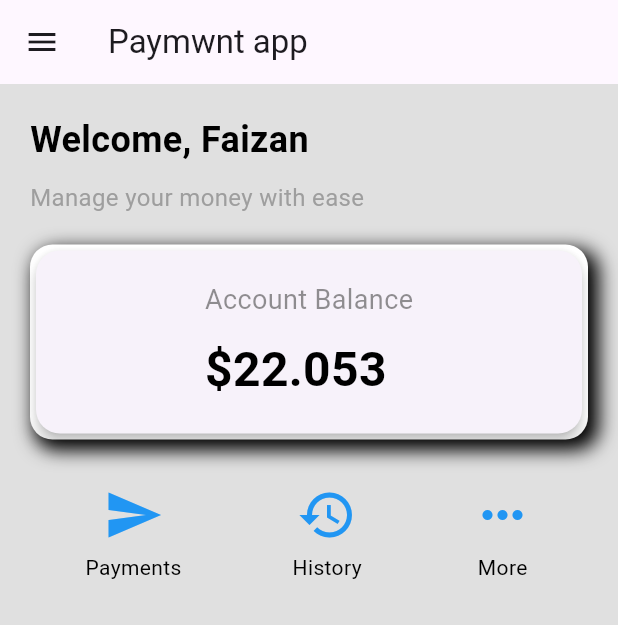
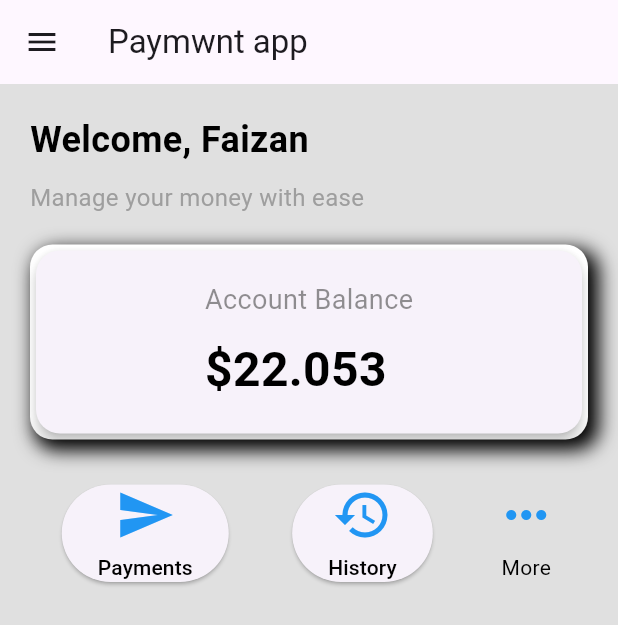
Before and after one commit to Faizanyaqoob560/payment-app, a Flutter app: the HomeScreen screen opened directly, on a phone screen of 412 x 824 dp. Shown: the top 625 px of the screen. Run offline on Flutter 3.47's test engine with Material 3 defaults, Android fonts, the phone set to English and light mode, and no system bars.

Commit message:
changes didin home_screen

```diff
--- a/flutter_application_1/lib/History_screen.dart
+++ b/flutter_application_1/lib/History_screen.dart
@@ -25,7 +25,7 @@ class _HistoryScreenState extends State<HistoryScreen> {
     filteredTransactions = transactions;
   }
 
-  // Function for transactions--status
+
   void filterTransactions(String status) {
     setState(() {
       if (status == "All") {
--- a/flutter_application_1/lib/Home_screen.dart
+++ b/flutter_application_1/lib/Home_screen.dart
@@ -120,8 +120,8 @@ class HomeScreen extends StatelessWidget {
                 mainAxisAlignment: MainAxisAlignment.spaceAround,
                 children: [
                   // Payment Button
-                  GestureDetector(
-                    onTap: () {},
+                  ElevatedButton(
+                    onPressed: () {},
                     child: const Column(
                       children: [
                         Icon(
@@ -139,8 +139,8 @@ class HomeScreen extends StatelessWidget {
                   ),
 
                   // History Button
-                  GestureDetector(
-                    onTap: () {},
+                  ElevatedButton(
+                    onPressed: () {},
                     child: const Column(
                       children: [
                         Icon(
@@ -158,7 +158,6 @@ class HomeScreen extends StatelessWidget {
                   ),
 
                   // more button
-
                   GestureDetector(
                     onTap: () {},
                     child: const Column(
--- a/flutter_application_1/lib/Login_screen.dart
+++ b/flutter_application_1/lib/Login_screen.dart
@@ -58,7 +58,6 @@ class LoginScreen extends StatelessWidget {
                   // Login Button
                   ElevatedButton(
                     onPressed: () {
-                      // Navigate to HomeScreen after successful login
                       Navigator.pushReplacement(
                         context,
                         MaterialPageRoute(builder: (context) => HomeScreen()),
@@ -84,7 +83,7 @@ class LoginScreen extends StatelessWidget {
                   ),
                   SizedBox(height: 20),
 
-                  // Forgot Password & Sign Up Row
+                  // Forgot Password row
                   Row(
                     mainAxisAlignment: MainAxisAlignment.spaceBetween,
                     children: [
```
